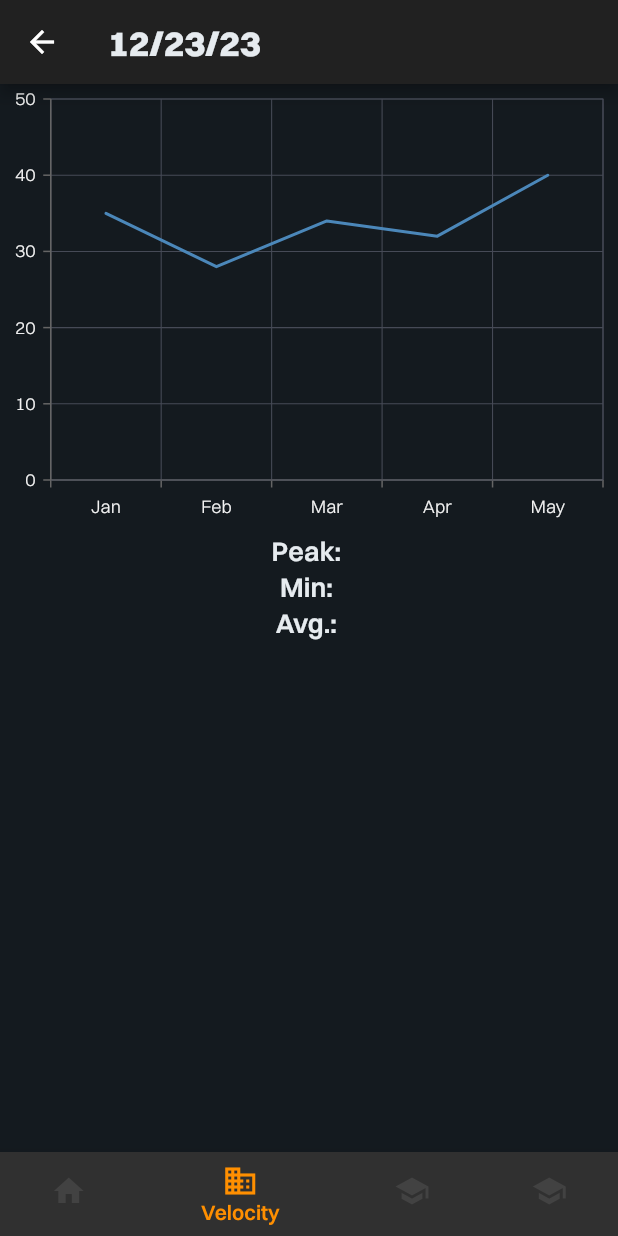
After one commit to LyffLyff/FPV-Drohne, a Flutter app: the PreviousFlight screen opened directly, item 2 of the bottom bar chosen, on a phone screen of 412 x 824 dp. The commit adds this screen. Run offline on Flutter 3.47's test engine with Material 2 defaults, Android fonts, the phone set to English and light mode, and no system bars; our stand-ins replace cached_network_image, cloud_firestore, file_picker, firebase_auth, firebase_core, firebase_database and 5 more; accounts and stored records are empty; project files that could hold a hidden picture were left out.

```diff
--- a/lib/data/providers/auth_provider.dart
+++ b/lib/data/providers/auth_provider.dart
@@ -47,7 +47,6 @@ class AuthProvider with ChangeNotifier {
     if (_storagePath != "") {
       _profileImageDownloadURL =
           await StorageService().downloadURL(_storagePath);
-      print("New Download Image URL: $_profileImageDownloadURL");
     }
     notifyListeners();
   }
--- /dev/null
+++ b/lib/screens/homepage/flight_recording/previous_flight/flight_data_tab.dart
@@ -0,0 +1,52 @@
+import 'package:flutter/material.dart';
+import 'package:syncfusion_flutter_charts/charts.dart';
+
+class FlightDataTab extends StatelessWidget {
+  final String chartTitle;
+  final String xAxisTitle;
+  final String yAxisTitle;
+
+  final List<ChartData> flightDataValues;
+
+  const FlightDataTab(
+      {super.key,
+      required this.chartTitle,
+      required this.xAxisTitle,
+      required this.yAxisTitle,
+      required this.flightDataValues});
+
+  @override
+  Widget build(BuildContext context) {
+    return Column(
+      children: [
+        SfCartesianChart(
+            // Initialize category axis
+            primaryXAxis: CategoryAxis(),
+            series: <ChartSeries>[
+              // Initialize line series
+              LineSeries<ChartData, String>(
+                  dataSource: [
+                    // Bind data source
+                    ChartData('Jan', 35),
+                    ChartData('Feb', 28),
+                    ChartData('Mar', 34),
+                    ChartData('Apr', 32),
+                    ChartData('May', 40)
+                  ],
+                  xValueMapper: (ChartData data, _) => data.x,
+                  yValueMapper: (ChartData data, _) => data.y)
+            ]),
+        const Text("Peak: "),
+        const Text("Min: "),
+        const Text("Avg.: "),
+      ],
+    );
+  }
+}
+
+
+class ChartData {
+        ChartData(this.x, this.y);
+        final String x;
+        final double? y;
+    }
--- /dev/null
+++ b/lib/screens/homepage/flight_recording/previous_flight/previous_flight.dart
@@ -0,0 +1,88 @@
+import 'package:drone_2_0/screens/homepage/flight_recording/previous_flight/flight_data_tab.dart';
+import 'package:drone_2_0/screens/homepage/flight_recording/previous_flight/general.dart';
+import 'package:flutter/material.dart';
+
+class PreviousFlight extends StatefulWidget {
+  final Map flightData;
+
+  const PreviousFlight({super.key, required this.flightData});
+
+  @override
+  State<PreviousFlight> createState() => _PreviousFlightState();
+}
+
+class _PreviousFlightState extends State<PreviousFlight> {
+  int _selectedIndex = 0;
+
+  late final List<Widget> _widgetOptions;
+
+  @override
+  void initState() {
+    super.initState();
+    _widgetOptions = <Widget>[
+      const GeneralFlightData(
+        durationInSeconds: 0,
+        timestamp: 0,
+      ),
+      FlightDataTab(
+        chartTitle: '',
+        xAxisTitle: '',
+        yAxisTitle: '',
+        flightDataValues: [ChartData("", 3)],
+      ),
+      FlightDataTab(
+        chartTitle: '',
+        xAxisTitle: '',
+        yAxisTitle: '',
+        flightDataValues: [ChartData("", 2)],
+      ),
+      FlightDataTab(
+        chartTitle: '',
+        xAxisTitle: '',
+        yAxisTitle: '',
+        flightDataValues: [ChartData("", 4)],
+      ),
+    ];
+  }
+
+  void _onItemTapped(int index) {
+    setState(() {
+      _selectedIndex = index;
+    });
+  }
+
+  @override
+  Widget build(BuildContext context) {
+    return Scaffold(
+      appBar: AppBar(
+        title: const Text('12/23/23'),
+      ),
+      body: Center(
+        child: _widgetOptions.elementAt(_selectedIndex),
+      ),
+      bottomNavigationBar: BottomNavigationBar(
+        items: const <BottomNavigationBarItem>[
+          BottomNavigationBarItem(
+            icon: Icon(Icons.home),
+            label: 'General',
+          ),
+          BottomNavigationBarItem(
+            icon: Icon(Icons.business),
+            label: 'Velocity',
+          ),
+          BottomNavigationBarItem(
+            icon: Icon(Icons.school),
+            label: 'Height',
+          ),
+          BottomNavigationBarItem(
+            icon: Icon(Icons.school),
+            label: 'Temperature',
+          ),
+        ],
+        currentIndex: _selectedIndex,
+        selectedItemColor: Colors.amber[800],
+        onTap: _onItemTapped,
+      ),
+    );
+  }
+}
--- a/lib/service/auth/auth_service.dart
+++ b/lib/service/auth/auth_service.dart
@@ -1,7 +1,6 @@
 import 'package:drone_2_0/data/models/user_model.dart';
 import 'package:drone_2_0/data/providers/auth_provider.dart';
 import 'package:firebase_auth/firebase_auth.dart';
-import 'package:flutter/services.dart';
 import 'package:google_sign_in/google_sign_in.dart';
 
 class AuthService {
@@ -92,8 +91,8 @@ class AuthService {
 
     // Create a new credential
     final credential = GoogleAuthProvider.credential(
-      accessToken: googleAuth?.accessToken,
-      idToken: googleAuth?.idToken,
+      accessToken: googleAuth.accessToken,
+      idToken: googleAuth.idToken,
     );
 
     // Once signed in, return the UserCredential
--- a/lib/service/realtime_db_service.dart
+++ b/lib/service/realtime_db_service.dart
@@ -11,6 +11,7 @@ class RealtimeDatabaseService {
 
   Future<void> updateData(String path, Map<String, dynamic> data) async {
     // update values in DB
+    // if data on root -> path = ""
     await ref.child(path).update(data);
   }
 
--- a/pubspec.yaml
+++ b/pubspec.yaml
@@ -52,6 +52,7 @@ dependencies:
   async: ^2.11.0
   flutter_native_splash: ^2.3.3
   google_sign_in: ^6.1.5
+  path_provider: ^2.1.1
 
 dev_dependencies:
   flutter_test:
```
Also changed, not shown: lib/data/providers/data_cache.dart (added, +39 -0 lines), lib/main.dart (+15 -8 lines), lib/screens/homepage/flight_recording/flight_data.dart (+61 -7 lines), lib/screens/homepage/flight_recording/flight_records.dart (+8 -1 lines), lib/screens/homepage/flight_recording/previous_flight/general.dart (added, +21 -0 lines), lib/screens/homepage/flight_recording/previous_flights.dart (+52 -7 lines), lib/screens/homepage/homepage.dart (+34 -5 lines), lib/service/local_storage_service.dart (added, +41 -0 lines), lib/service/user_profile_service.dart (+28 -0 lines), lib/widgets/utils/text_input_dialog.dart (added, +34 -0 lines), pubspec.lock.
